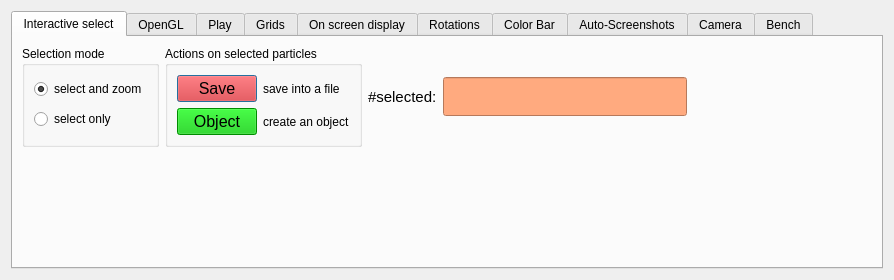
Qt form src/formoptions.ui (jcldc/glnemo2) before a commit.
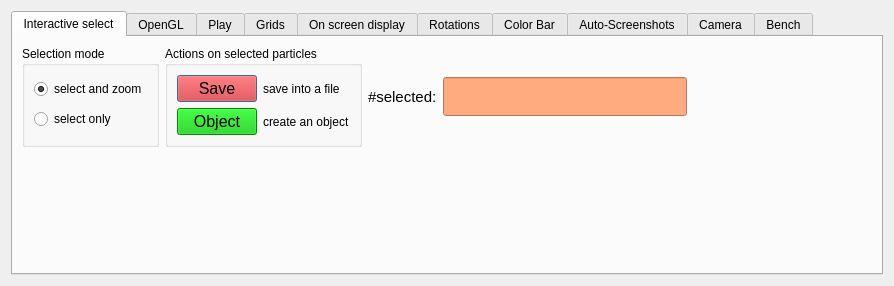
The same form after that commit. The open tabs and pages were chosen to show the change. Icons and pictures are not drawn.

Commit message: Fix bad COD centering when playing

Diff of the .ui file:
```diff
--- a/src/formoptions.ui
+++ b/src/formoptions.ui
@@ -10,7 +10,7 @@
     <x>0</x>
     <y>0</y>
     <width>894</width>
-    <height>255</height>
+    <height>286</height>
    </rect>
   </property>
   <property name="windowTitle">
```
Left out of the diff: 2 changed lines with no effect on the pictures. The commit also changes 1 other file.
